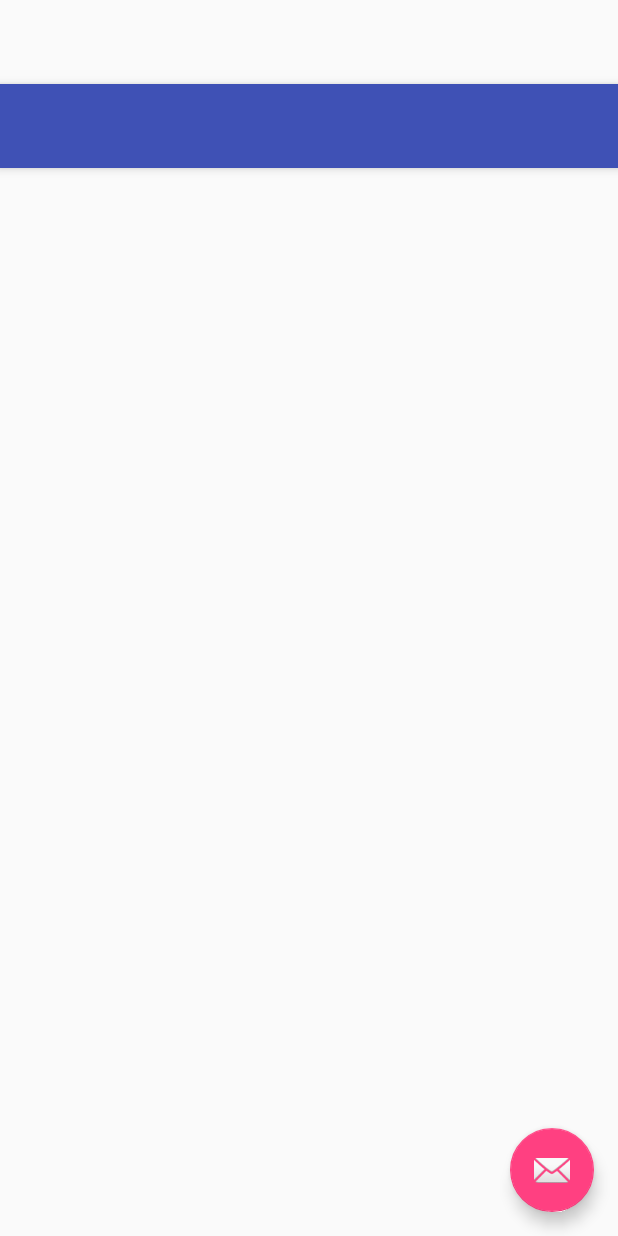
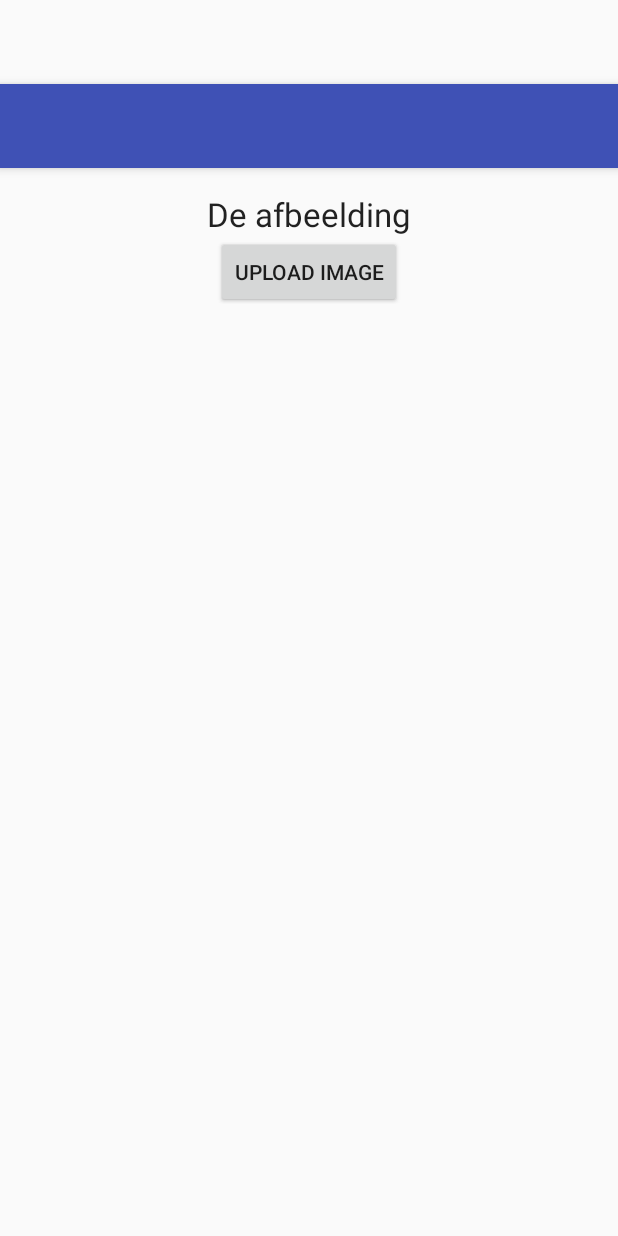
Before and after one commit to GerwinP/Rially, an Android app: the layout activity_show_opdrachten.xml on its own in the app's theme, with its tools: preview values and no code run, on a phone screen of 412 x 824 dp. Run offline under Robolectric (Android 15) with nearby library versions, the phone set to English and light mode, and no system bars; network calls fail.

Commit message:
Can now generate a completely working list with checkboxes and opdrachten. Also possible to upload images to the database, encoded base64

```diff
--- a/Rially/app/build.gradle
+++ b/Rially/app/build.gradle
@@ -30,4 +30,5 @@ dependencies {
     compile 'com.android.support:appcompat-v7:23.4.0'
     compile 'com.android.support:design:23.4.0'
     compile 'com.android.support:support-v4:23.4.0'
+    compile 'com.mcxiaoke.volley:library-aar:1.0.0'
 }
--- a/Rially/app/src/main/AndroidManifest.xml
+++ b/Rially/app/src/main/AndroidManifest.xml
@@ -7,6 +7,7 @@
         android:required="true" />
 
     <uses-permission android:name="android.permission.WRITE_EXTERNAL_STORAGE" />
+    <uses-permission android:name="android.permission.READ_EXTERNAL_STORAGE"/>
     <uses-permission android:name="android.permission.INTERNET" />
 
     <application
--- a/Rially/app/src/main/java/com/gerwin/rially/MainMenu.java
+++ b/Rially/app/src/main/java/com/gerwin/rially/MainMenu.java
@@ -58,7 +58,7 @@ public class MainMenu extends AppCompatActivity {
         }
 
         // The buttons
-        btnTakePicture = (Button) findViewById(R.id.choosePhotoButton);
+        //btnTakePicture = (Button) findViewById(R.id.choosePhotoButton);
         btnViewOpdrachten = (Button) findViewById(R.id.btnViewOpdrachten);
         btnNewOpdracht = (Button) findViewById(R.id.btnNewOpdracht);
         btnRegels = (Button) findViewById(R.id.btnRegels);
@@ -83,19 +83,21 @@ public class MainMenu extends AppCompatActivity {
                 startActivity(i);
             }
         });
-
+        /*
         btnTakePicture.setOnClickListener(new View.OnClickListener() {
             @Override
             public void onClick(View view) {
                 dispatchTakePictureIntent(view);
             }
         });
+        */
 
         //view opdrachten click event
         btnViewOpdrachten.setOnClickListener(new View.OnClickListener() {
             @Override
             public void onClick(View view) {
                 Intent i = new Intent(getApplicationContext(), show_opdrachten.class);
+                i.putExtra("username", username);
                 startActivity(i);
             }
         });
--- a/Rially/app/src/main/java/com/gerwin/rially/utils/ServerConfig.java
+++ b/Rially/app/src/main/java/com/gerwin/rially/utils/ServerConfig.java
@@ -5,13 +5,14 @@ package com.gerwin.rially.utils;
  */
 public class ServerConfig {
 
-    private static final String serveradress = "130.89.169.50";
+    private static final String serveradress = "130.89.161.72";
     private static final String localadress = "10.0.2.2";
 
     private static final String getAllOpdrachten = "http://" + serveradress + "/rially/own_android_connect/get_all_opdrachten.php";
     private static final String createOpdracht = "http://" + serveradress + "/rially/own_android_connect/create_opdracht.php";
     private static final String logIn = "http://" + serveradress + "/rially/own_android_connect/login.php";
     private static final String addUser = "http://" + serveradress + "/rially/own_android_connect/create_user.php";
+    private static final String uploadImage = "http://" + serveradress + "/rially/own_android_connect/upload_image.php";
 
     public static String getGetAllOpdrachten () { return getAllOpdrachten; }
 
@@ -20,4 +21,6 @@ public class ServerConfig {
     public static String getLogIn () { return logIn; }
 
     public static String getAddUser () { return addUser; }
+
+    public static String getUploadImage () { return uploadImage; }
 }
--- a/Rially/app/src/main/res/layout/activity_show_opdrachten.xml
+++ b/Rially/app/src/main/res/layout/activity_show_opdrachten.xml
@@ -1,4 +1,5 @@
 <?xml version="1.0" encoding="utf-8"?>
+
 <android.support.design.widget.CoordinatorLayout xmlns:android="http://schemas.android.com/apk/res/android"
     xmlns:app="http://schemas.android.com/apk/res-auto"
     xmlns:tools="http://schemas.android.com/tools"
@@ -23,12 +24,20 @@
 
     <include layout="@layout/content_show_opdrachten" />
 
-    <android.support.design.widget.FloatingActionButton
-        android:id="@+id/fab"
-        android:layout_width="wrap_content"
-        android:layout_height="wrap_content"
-        android:layout_gravity="bottom|end"
-        android:layout_margin="@dimen/fab_margin"
-        android:src="@android:drawable/ic_dialog_email" />
+</android.support.design.widget.CoordinatorLayout>
 
-</android.support.design.widget.CoordinatorLayout>
+<!--
+<RelativeLayout xmlns:android="http://schemas.android.com/apk/res/android"
+    xmlns:tools="http://schemas.android.com/tools" android:layout_width="match_parent"
+    android:layout_height="match_parent" android:paddingLeft="@dimen/activity_horizontal_margin"
+    android:paddingRight="@dimen/activity_horizontal_margin"
+    android:paddingTop="@dimen/activity_vertical_margin"
+    android:paddingBottom="@dimen/activity_vertical_margin" tools:context="com.gerwin.rially.show_opdrachten">
+
+    <ListView android:layout_width="fill_parent"
+        android:layout_height="fill_parent"
+        android:id="@android:id/list">
+    </ListView>
+
+</RelativeLayout>
+-->
--- a/Rially/app/src/main/res/layout/content_show_opdrachten.xml
+++ b/Rially/app/src/main/res/layout/content_show_opdrachten.xml
@@ -2,6 +2,7 @@
 <RelativeLayout xmlns:android="http://schemas.android.com/apk/res/android"
     xmlns:app="http://schemas.android.com/apk/res-auto"
     xmlns:tools="http://schemas.android.com/tools"
+    android:orientation="vertical"
     android:layout_width="match_parent"
     android:layout_height="match_parent"
     android:paddingBottom="@dimen/activity_vertical_margin"
@@ -12,9 +13,39 @@
     tools:context="com.gerwin.rially.show_opdrachten"
     tools:showIn="@layout/activity_show_opdrachten">
 
-    <ListView android:id="@android:id/list"
+    <Button android:id="@+id/buttonChooseImage"
         android:layout_width="wrap_content"
-        android:layout_height="wrap_content"> </ListView>
+        android:layout_height="wrap_content"
+        android:layout_centerHorizontal="true"
+        android:layout_below="@+id/theImageText"
+        android:text="@string/choosePhotoButton"/>
 
+    <TextView android:id="@+id/theImageText"
+        android:layout_width="wrap_content"
+        android:layout_height="wrap_content"
+        android:layout_centerHorizontal="true"
+        android:textAppearance="?android:textAppearanceLarge"
+        android:text="@string/theImage"/>
+
+    <ImageView android:id="@+id/imageView"
+        android:layout_width="wrap_content"
+        android:layout_height="wrap_content"
+        android:layout_centerHorizontal="true"
+        android:layout_below="@+id/theImageText"
+        android:contentDescription="@string/theImageToUpload"/>
+
+    <ListView android:id="@+id/opdrachtenList"
+        android:layout_width="wrap_content"
+        android:layout_height="wrap_content"
+        android:layout_below="@+id/imageView"
+        android:layout_alignParentStart="true">
+    </ListView>
+
+    <Button android:id="@+id/uploadImage"
+        android:layout_width="wrap_content"
+        android:layout_height="wrap_content"
+        android:layout_centerHorizontal="true"
+        android:layout_below="@+id/opdrachtenList"
+android:text="@string/uploadImage"        />
 
 </RelativeLayout>
--- a/Rially/app/src/main/res/values/strings.xml
+++ b/Rially/app/src/main/res/values/strings.xml
@@ -41,4 +41,6 @@
     <string name="choosePhotoButton">Kies een foto</string>
     <string name="title_activity_image_upload">ImageUpload</string>
     <string name="theImage">De afbeelding</string>
+    <string name="theImageToUpload">The image to upload</string>
+    <string name="uploadImage">Upload image</string>
 </resources>
```
Also changed, not shown: Rially/app/src/main/java/com/gerwin/rially/show_opdrachten.java (+272 -30 lines), Rially/app/src/main/java/com/gerwin/rially/utils/Opdracht.java (added, +37 -0 lines), Rially/app/src/main/java/com/gerwin/rially/utils/OpdrachtArrayAdapter.java (added, +69 -0 lines), Rially/app/src/main/java/com/gerwin/rially/utils/OpdrachtViewHolder.java (added, +46 -0 lines), Rially/app/src/main/res/layout/list_item.xml (+15 -6 lines), 1 other file.
